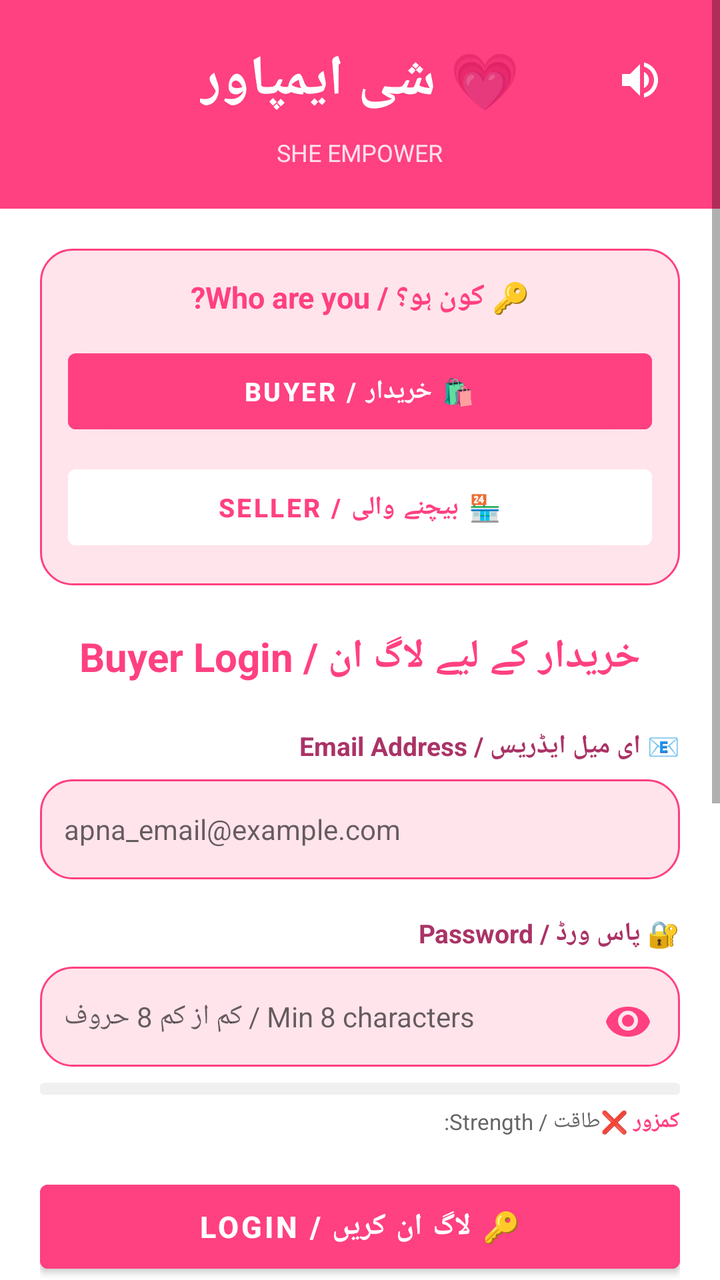
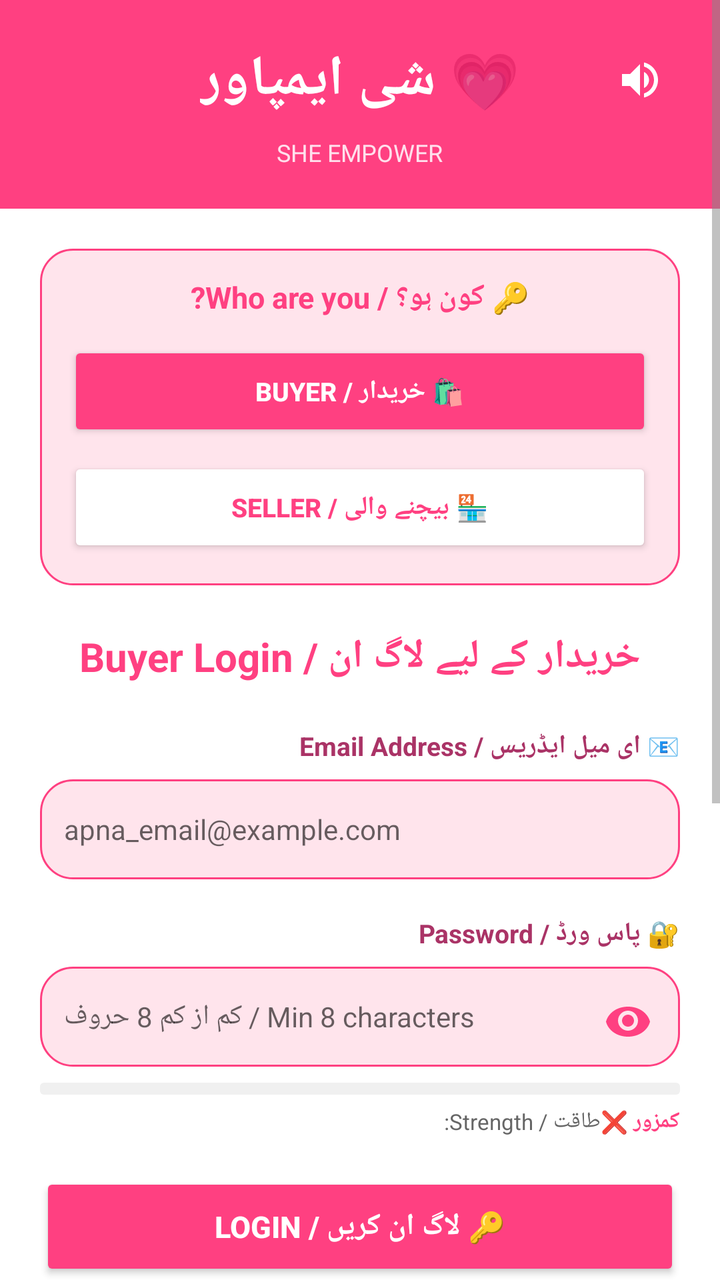

Two renders of the same Android screen: before a commit and after it. Below are the layout's source before the change and the commit's diff.
<!-- AndroidManifest.xml: application theme Theme.SheEmpower -->
<!-- res/layout/activity_login.xml -->
<?xml version="1.0" encoding="utf-8"?>
<ScrollView xmlns:android="http://schemas.android.com/apk/res/android"
    android:layout_width="match_parent"
    android:layout_height="match_parent"
    android:background="#FFFFFF"
    android:fillViewport="true">

    <LinearLayout
        android:layout_width="match_parent"
        android:layout_height="wrap_content"
        android:orientation="vertical"
        android:paddingBottom="24dp">

        
        <LinearLayout
            android:layout_width="match_parent"
            android:layout_height="wrap_content"
            android:orientation="vertical"
            android:background="#FF4081"
            android:padding="20dp"
            android:gravity="center">

            <RelativeLayout
                android:layout_width="match_parent"
                android:layout_height="wrap_content">

                <TextView
                    android:layout_width="wrap_content"
                    android:layout_height="wrap_content"
                    android:layout_centerInParent="true"
                    android:text="💗 شی ایمپاور"
                    android:textSize="28sp"
                    android:textStyle="bold"
                    android:textColor="#FFFFFF" />

                <ImageButton
                    android:id="@+id/btnSpeaker"
                    android:layout_width="40dp"
                    android:layout_height="40dp"
                    android:layout_alignParentEnd="true"
                    android:layout_centerVertical="true"
                    android:background="?attr/selectableItemBackgroundBorderless"
                    android:src="@drawable/ic_speaker"
                    android:contentDescription="Speaker"
                    android:scaleType="centerInside" />

            </RelativeLayout>

            <TextView
                android:layout_width="wrap_content"
                android:layout_height="wrap_content"
                android:text="SHE EMPOWER"
                android:textSize="12sp"
                android:textColor="#FFE0EC"
                android:layout_marginTop="8dp" />

        </LinearLayout>


        
        <LinearLayout
            android:layout_width="match_parent"
            android:layout_height="wrap_content"
            android:orientation="vertical"
            android:padding="20dp">


            
            <LinearLayout
                android:layout_width="match_parent"
                android:layout_height="wrap_content"
                android:orientation="vertical"
                android:background="@drawable/bg_rounded_pink"
                android:padding="14dp"
                android:layout_marginBottom="22dp">

                <TextView
                    android:layout_width="match_parent"
                    android:layout_height="wrap_content"
                    android:text="🔑 کون ہو؟ / Who are you?"
                    android:textSize="15sp"
                    android:textStyle="bold"
                    android:textColor="#FF4081"
                    android:gravity="center"
                    android:layout_marginBottom="12dp" />

                <Button
                    android:id="@+id/btnBuyerLogin"
                    android:layout_width="match_parent"
                    android:layout_height="50dp"
                    android:text="🛍️ خریدار / BUYER"
                    android:textSize="13sp"
                    android:textStyle="bold"
                    android:textColor="#FFFFFF"
                    android:backgroundTint="#FF4081"
                    android:layout_marginBottom="8dp" />

                <Button
                    android:id="@+id/btnSellerLogin"
                    android:layout_width="match_parent"
                    android:layout_height="50dp"
                    android:text="🏪 بیچنے والی / SELLER"
                    android:textSize="13sp"
                    android:textStyle="bold"
                    android:textColor="#FF4081"
                    android:backgroundTint="#FFFFFF" />

            </LinearLayout>


            
            <TextView
                android:id="@+id/tvLoginTitle"
                android:layout_width="match_parent"
                android:layout_height="wrap_content"
                android:text="خریدار کے لیے لاگ ان / Buyer Login"
                android:textSize="20sp"
                android:textStyle="bold"
                android:textColor="#FF4081"
                android:gravity="center"
                android:layout_marginBottom="22dp" />


            
            <TextView
                android:layout_width="match_parent"
                android:layout_height="wrap_content"
                android:text="📧 ای میل ایڈریس / Email Address"
                android:textSize="13sp"
                android:textStyle="bold"
                android:textColor="#AA3366"
                android:layout_marginBottom="8dp" />

            <com.google.android.material.textfield.TextInputEditText
                android:id="@+id/etEmail"
                android:layout_width="match_parent"
                android:layout_height="50dp"
                android:hint="apna_email@example.com"
                android:textSize="14sp"
                android:padding="12dp"
                android:background="@drawable/bg_rounded_pink"
                android:layout_marginBottom="18dp"
                android:inputType="textEmailAddress" />


            
            <TextView
                android:layout_width="match_parent"
                android:layout_height="wrap_content"
                android:text="🔐 پاس ورڈ / Password"
                android:textSize="13sp"
                android:textStyle="bold"
                android:textColor="#AA3366"
                android:layout_marginBottom="8dp" />

            <FrameLayout
                android:layout_width="match_parent"
                android:layout_height="50dp"
                android:layout_marginBottom="8dp">

                <com.google.android.material.textfield.TextInputEditText
                    android:id="@+id/etPassword"
                    android:layout_width="match_parent"
                    android:layout_height="match_parent"
                    android:hint="کم از کم 8 حروف / Min 8 characters"
                    android:inputType="textPassword"
                    android:textSize="14sp"
                    android:padding="12dp"
                    android:paddingEnd="48dp"
                    android:background="@drawable/bg_rounded_pink" />

                <ImageButton
                    android:id="@+id/togglePasswordVisibility"
                    android:layout_width="44dp"
                    android:layout_height="44dp"
                    android:layout_gravity="end|center_vertical"
                    android:layout_marginEnd="4dp"
                    android:background="?attr/selectableItemBackgroundBorderless"
                    android:src="@drawable/ic_eye_closed"
                    android:contentDescription="Show/Hide Password"
                    android:scaleType="centerInside" />

            </FrameLayout>


            
            <ProgressBar
                android:id="@+id/passwordStrengthBar"
                android:layout_width="match_parent"
                android:layout_height="6dp"
                android:layout_marginBottom="6dp"
                android:progressDrawable="@drawable/progress_password_strength"
                style="@style/Widget.AppCompat.ProgressBar.Horizontal" />

            <LinearLayout
                android:layout_width="match_parent"
                android:layout_height="wrap_content"
                android:orientation="horizontal"
                android:layout_marginBottom="18dp">

                <TextView
                    android:layout_width="0dp"
                    android:layout_height="wrap_content"
                    android:layout_weight="1"
                    android:text="طاقت / Strength:"
                    android:textSize="11sp"
                    android:textColor="#666666" />

                <TextView
                    android:id="@+id/passwordStrengthText"
                    android:layout_width="wrap_content"
                    android:layout_height="wrap_content"
                    android:text="کمزور ❌"
                    android:textSize="11sp"
                    android:textStyle="bold"
                    android:textColor="#FF4081" />

            </LinearLayout>


            
            <Button
                android:id="@+id/btnLogin"
                android:layout_width="match_parent"
                android:layout_height="54dp"
                android:text="🔑 لاگ ان کریں / LOGIN"
                android:textSize="15sp"
                android:textStyle="bold"
                android:textColor="#FFFFFF"
                android:backgroundTint="#FF4081"
                android:layout_marginBottom="10dp" />


            
            <TextView
                android:id="@+id/tvForgotPassword"
                android:layout_width="match_parent"
                android:layout_height="wrap_content"
                android:text="❓ پاس ورڈ بھول گئے؟ / Forgot Password?"
                android:textSize="12sp"
                android:textColor="#FF4081"
                android:textStyle="bold"
                android:gravity="center"
                android:padding="12dp"
                android:layout_marginBottom="4dp" />


            
            <View
                android:layout_width="match_parent"
                android:layout_height="1dp"
                android:background="#FFE0EC"
                android:layout_marginTop="8dp"
                android:layout_marginBottom="18dp" />


            
            <TextView
                android:layout_width="match_parent"
                android:layout_height="wrap_content"
                android:text="📝 نیا اکاؤنٹ بنائیں / Create Account"
                android:textSize="15sp"
                android:textStyle="bold"
                android:textColor="#FF4081"
                android:gravity="center"
                android:layout_marginBottom="12dp" />


            
            <LinearLayout
                android:layout_width="match_parent"
                android:layout_height="wrap_content"
                android:orientation="vertical"
                android:background="@drawable/bg_rounded_pink"
                android:padding="14dp"
                android:layout_marginBottom="12dp">

                <TextView
                    android:layout_width="match_parent"
                    android:layout_height="wrap_content"
                    android:text="🛍️ خریدار / Buyer"
                    android:textSize="13sp"
                    android:textStyle="bold"
                    android:textColor="#FF4081"
                    android:gravity="center"
                    android:layout_marginBottom="8dp" />

                <TextView
                    android:id="@+id/tvGoBuyerRegister"
                    android:layout_width="match_parent"
                    android:layout_height="wrap_content"
                    android:text="نیا خریدار ہوں - اکاؤنٹ بنائیں\nNew buyer - Create account"
                    android:textSize="12sp"
                    android:textColor="#666666"
                    android:padding="10dp"
                    android:background="#FFFFFF"
                    android:gravity="center" />

            </LinearLayout>


            
            <LinearLayout
                android:layout_width="match_parent"
                android:layout_height="wrap_content"
                android:orientation="vertical"
                android:background="@drawable/bg_rounded_pink"
                android:padding="14dp">

                <TextView
                    android:layout_width="match_parent"
                    android:layout_height="wrap_content"
                    android:text="🏪 بیچنے والی / Seller"
                    android:textSize="13sp"
                    android:textStyle="bold"
                    android:textColor="#FF4081"
                    android:gravity="center"
                    android:layout_marginBottom="8dp" />

                <TextView
                    android:id="@+id/tvGoSellerRegister"
                    android:layout_width="match_parent"
                    android:layout_height="wrap_content"
                    android:text="کام شروع کرنا چاہتی ہیں - رجسٹر کریں\nWant to sell - Register"
                    android:textSize="12sp"
                    android:textColor="#666666"
                    android:padding="10dp"
                    android:background="#FFFFFF"
                    android:gravity="center" />

            </LinearLayout>

        </LinearLayout>

    </LinearLayout>

</ScrollView>
<!-- resources referenced by this layout -->
<resources>
  <!-- drawable bg_rounded_pink (drawable) -->
  <?xml version="1.0" encoding="utf-8"?>
  <shape xmlns:android="http://schemas.android.com/apk/res/android">
      <solid android:color="#FFE4EC" />
      <stroke android:width="1dp" android:color="#FF4081" />
      <corners android:radius="16dp" />
  </shape>
  <!-- drawable ic_eye_closed (drawable) -->
  <?xml version="1.0" encoding="utf-8"?>
  <vector xmlns:android="http://schemas.android.com/apk/res/android"
      android:width="24dp"
      android:height="24dp"
      android:viewportWidth="24"
      android:viewportHeight="24">
      <path
          android:fillColor="#FF4081"
          android:pathData="M12,7C6.48,7 2.14,10.14 1,14.5C2.14,18.86 6.48,22 12,22C17.52,22 21.86,18.86 23,14.5C21.86,10.14 17.52,7 12,7ZM12,19C9.24,19 7,16.76 7,14C7,11.24 9.24,9 12,9C14.76,9 17,11.24 17,14C17,16.76 14.76,19 12,19ZM12,11C10.34,11 9,12.34 9,14C9,15.66 10.34,17 12,17C13.66,17 15,15.66 15,14C15,12.34 13.66,11 12,11Z" />
  </vector>
  <!-- drawable ic_speaker (drawable) -->
  <?xml version="1.0" encoding="utf-8"?>
  <vector xmlns:android="http://schemas.android.com/apk/res/android"
      android:width="24dp"
      android:height="24dp"
      android:viewportWidth="24"
      android:viewportHeight="24">
      <path
          android:fillColor="#FFFFFF"
          android:pathData="M3,9v6h4l5,5V4L7,9H3zm13.5,3c0-1.77-1.02-3.29-2.5-4.03v8.05c1.48-0.73,2.5-2.25,2.5-4.02zM14,3.23v2.06c2.89,0.86,5,3.54,5,6.71s-2.11,5.85-5,6.71v2.06c4.01-0.91,7-4.49,7-8.77s-2.99-7.86-7-8.77z"/>
  </vector>
  <!-- drawable progress_password_strength (drawable) -->
  <?xml version="1.0" encoding="utf-8"?>
  <layer-list xmlns:android="http://schemas.android.com/apk/res/android">
      
      <item android:id="@android:id/background">
          <shape android:shape="rectangle">
              <solid android:color="#F0F0F0" />
              <corners android:radius="2dp" />
          </shape>
      </item>
  
      
      <item android:id="@android:id/progress">
          <clip>
              <shape android:shape="rectangle">
                  <solid android:color="#FF4081" />
                  <corners android:radius="2dp" />
              </shape>
          </clip>
      </item>
  </layer-list>
  <style name="Theme.SheEmpower" parent="Theme.MaterialComponents.DayNight.NoActionBar">
  
          <item name="colorPrimary">@color/primary_pink</item>
          <item name="colorPrimaryVariant">@color/primary_pink</item>
          <item name="colorOnPrimary">@android:color/white</item>
  
          <item name="android:statusBarColor">@color/primary_pink</item>
          <item name="android:windowBackground">@android:color/white</item>
  
          <item name="android:navigationBarColor">@android:color/white</item>
  
      </style>
  <color name="primary_pink">#FF4081</color>
</resources>

<!-- the commit's change to res/layout/activity_login.xml (unified diff, before → after) -->
@@ -9,6 +9,7 @@
         android:layout_width="match_parent"
         android:layout_height="wrap_content"
         android:orientation="vertical"
+        android:background="?android:attr/windowBackground"
         android:paddingBottom="24dp">
 
         
<!-- resource entries referenced after the edit -->
@@ -50,18 +50,33 @@
           </clip>
       </item>
   </layer-list>
-  <style name="Theme.SheEmpower" parent="Theme.MaterialComponents.DayNight.NoActionBar">
+  <style name="Theme.SheEmpower" parent="Theme.AppCompat.Light">
+      
+      <item name="colorPrimary">#FF4081</item>
+      <item name="colorPrimaryDark">#C2185B</item>
+      <item name="colorAccent">#FF4081</item>
+      <item name="android:windowBackground">@color/bg_light</item>
+      <item name="android:textColorPrimary">@color/text_light</item>
   
-          <item name="colorPrimary">@color/primary_pink</item>
-          <item name="colorPrimaryVariant">@color/primary_pink</item>
-          <item name="colorOnPrimary">@android:color/white</item>
+      
+      <item name="android:windowBackground">@color/white</item>
+      <item name="android:colorBackground">@color/white</item>
   
-          <item name="android:statusBarColor">@color/primary_pink</item>
-          <item name="android:windowBackground">@android:color/white</item>
+      
+      <item name="android:textColorPrimary">@color/text_dark</item>
+      <item name="android:textColorSecondary">@color/text_gray</item>
   
-          <item name="android:navigationBarColor">@android:color/white</item>
-  
-      </style>
-  <color name="primary_pink">#FF4081</color>
+      
+      <item name="android:actionBarStyle">@style/ActionBar.Styled</item>
+  </style>
+  <color name="bg_light">#FFFFFF</color>
+  <color name="text_light">#333333</color>
+  <color name="white">#FFFFFF</color>
+  <color name="text_dark">#333333</color>
+  <color name="text_gray">#888888</color>
+  <style name="ActionBar.Styled" parent="Widget.AppCompat.ActionBar">
+  <item name="android:background">@color/white</item>
+  <item name="android:textColorPrimary">@color/text_dark</item>
+  </style>
 </resources>
 
